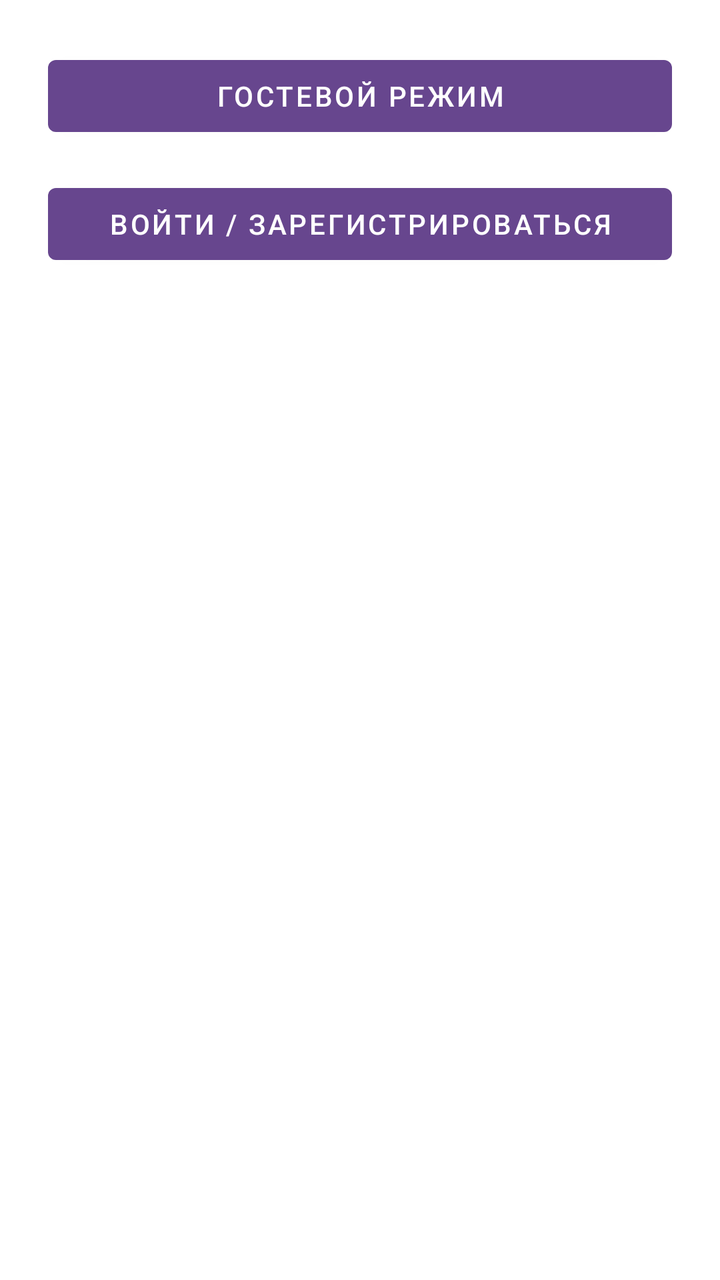
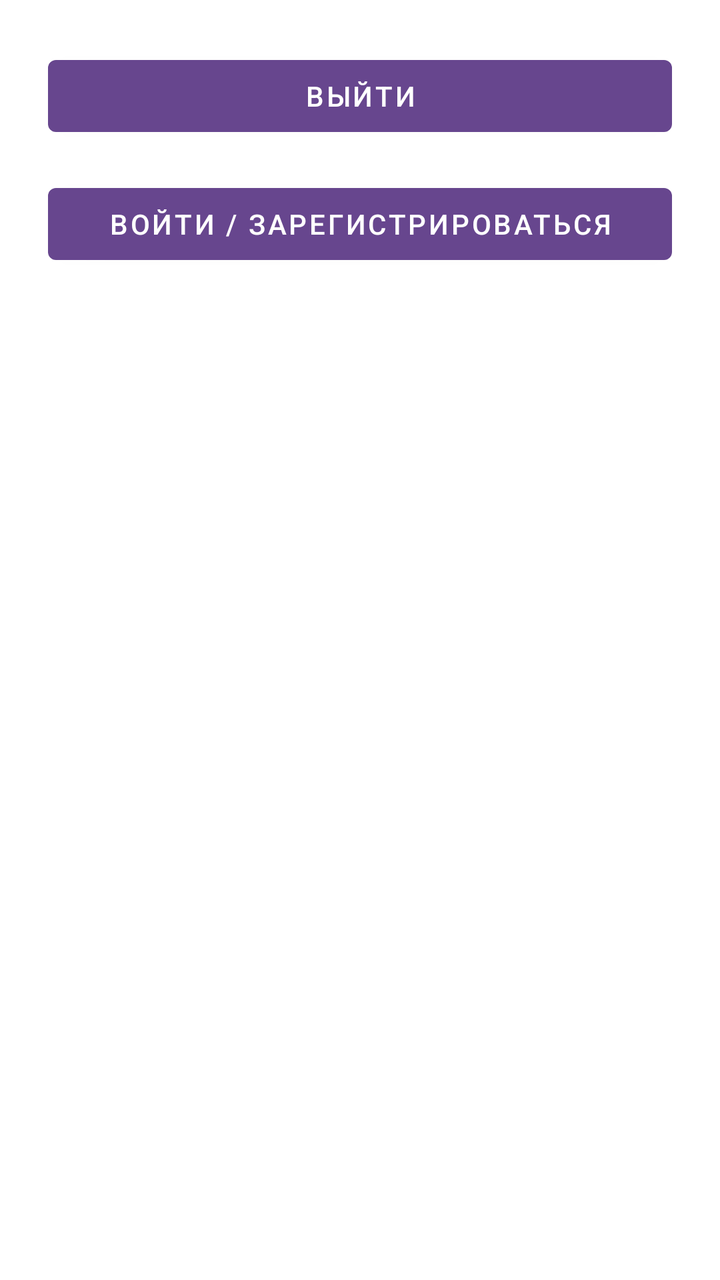

Before-and-after screenshots of an Android layout around one commit, followed by the original layout XML and the change that was made.
<!-- AndroidManifest.xml: application theme Theme.Gratio -->
<!-- res/layout/fragment_settings.xml -->
<?xml version="1.0" encoding="utf-8"?>
<LinearLayout xmlns:android="http://schemas.android.com/apk/res/android"
    android:layout_width="match_parent"
    android:layout_height="match_parent"
    android:orientation="vertical"
    android:padding="24dp">

    <Button
        android:id="@+id/btnGuestMode"
        android:layout_width="match_parent"
        android:layout_height="wrap_content"
        android:text="Гостевой режим"
        android:layout_marginBottom="16dp" />

    <Button
        android:id="@+id/btnLogin"
        android:layout_width="match_parent"
        android:layout_height="wrap_content"
        android:text="Войти / Зарегистрироваться" />

</LinearLayout>
<!-- resources referenced by this layout -->
<resources>
  <style name="Theme.Gratio" parent="Theme.MaterialComponents.DayNight.NoActionBar">
          <item name="colorPrimary">@color/purple_500</item>
          <item name="colorPrimaryVariant">@color/purple_700</item>
          <item name="colorOnPrimary">@color/white</item>
          <item name="colorSecondary">@color/teal_200</item>
          <item name="colorSecondaryVariant">@color/teal_700</item>
          <item name="colorOnSecondary">@color/black</item>
          <item name="android:statusBarColor">?attr/colorPrimaryVariant</item>
      </style>
  <color name="purple_500">#67468E</color>
  <color name="purple_700">#6B3585</color>
  <color name="white">#FFFFFFFF</color>
  <color name="teal_200">#C477ED</color>
  <color name="teal_700">#56216F</color>
  <color name="black">#FF000000</color>
</resources>

<!-- the commit's change to res/layout/fragment_settings.xml (unified diff, before → after) -->
@@ -9,7 +9,7 @@
         android:id="@+id/btnGuestMode"
         android:layout_width="match_parent"
         android:layout_height="wrap_content"
-        android:text="Гостевой режим"
+        android:text="Выйти"
         android:layout_marginBottom="16dp" />
 
     <Button
